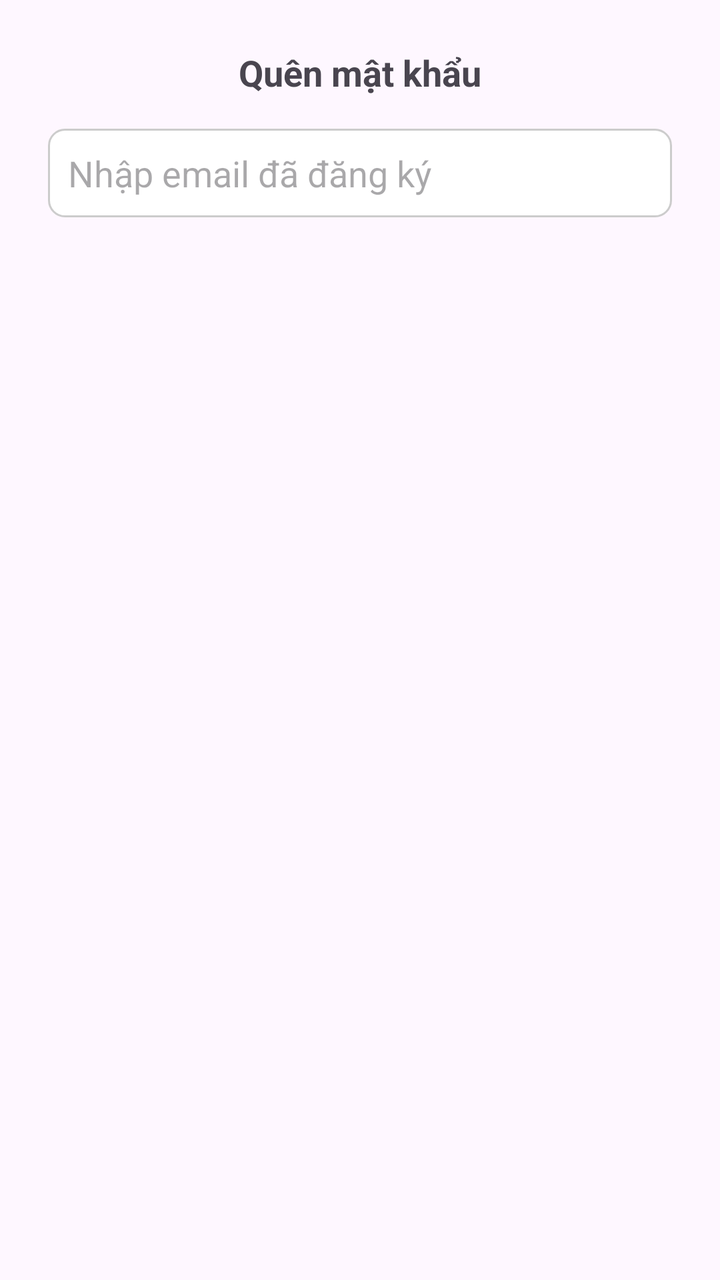
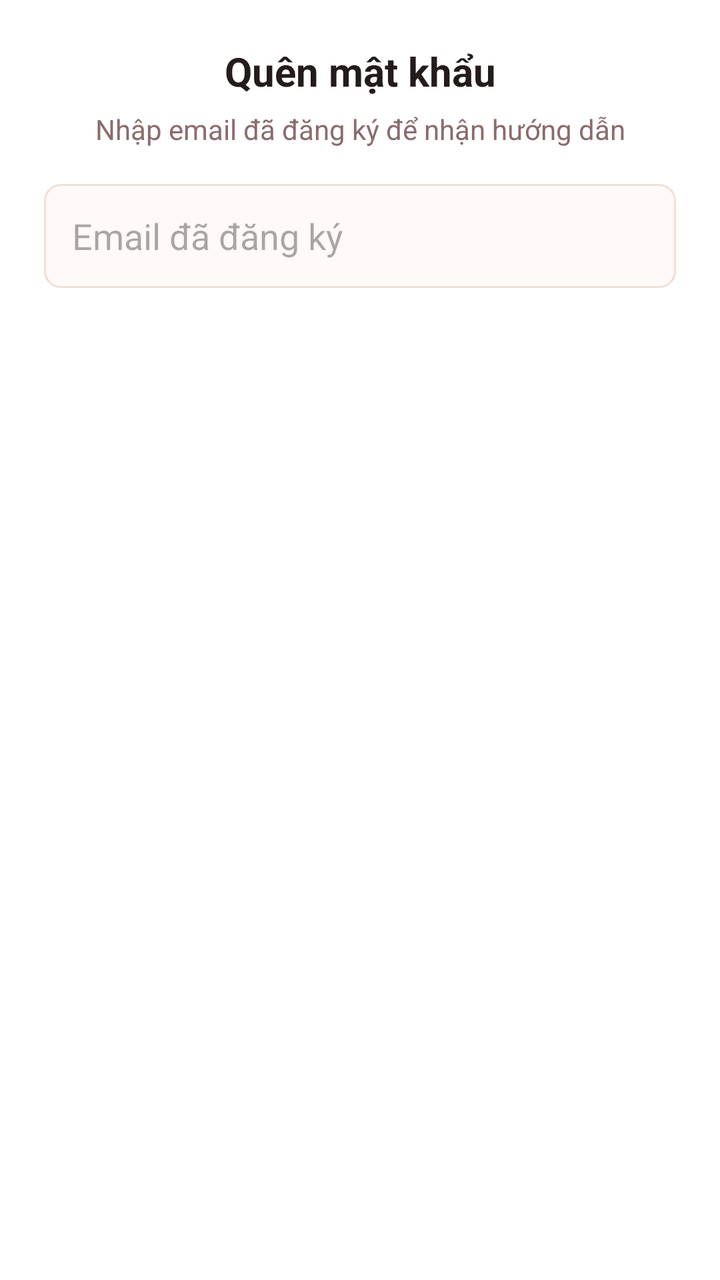

The first picture is an Android layout as it rendered before a commit; the second is the same layout after the commit. The layout source and the unified diff follow.
<!-- AndroidManifest.xml: application theme Theme.DanhGiaPhim -->
<!-- res/layout/dialog_forgot_password.xml -->
<?xml version="1.0" encoding="utf-8"?>
<LinearLayout xmlns:android="http://schemas.android.com/apk/res/android"
    android:layout_width="match_parent"
    android:layout_height="wrap_content"
    android:padding="24dp"
    android:orientation="vertical">

    <TextView
        android:id="@+id/tvForgotPasswordTitle"
        android:layout_width="wrap_content"
        android:layout_height="wrap_content"
        android:text="Quên mật khẩu"
        android:textSize="18sp"
        android:textStyle="bold"
        android:layout_gravity="center"
        android:paddingBottom="16dp" />

    <EditText
        android:id="@+id/edForgotEmail"
        android:layout_width="match_parent"
        android:layout_height="wrap_content"
        android:hint="Nhập email đã đăng ký"
        android:inputType="textEmailAddress"
        android:padding="10dp"
        android:background="@drawable/edittext_background" />

</LinearLayout>
<!-- resources referenced by this layout -->
<resources>
  <!-- drawable edittext_background (drawable) -->
  <shape xmlns:android="http://schemas.android.com/apk/res/android">
      <solid android:color="@android:color/white"/>
      <corners android:radius="8dp"/>
      <stroke android:width="1dp" android:color="#CCCCCC"/>
      <padding android:left="10dp" android:top="8dp" android:right="10dp" android:bottom="8dp"/>
  </shape>
  <style name="Theme.DanhGiaPhim" parent="Base.Theme.DanhGiaPhim" />
  <style name="Base.Theme.DanhGiaPhim" parent="Theme.Material3.DayNight.NoActionBar">
          
          
      </style>
</resources>

<!-- the commit's change to res/layout/dialog_forgot_password.xml (unified diff, before → after) -->
@@ -2,26 +2,38 @@
 <LinearLayout xmlns:android="http://schemas.android.com/apk/res/android"
     android:layout_width="match_parent"
     android:layout_height="wrap_content"
-    android:padding="24dp"
-    android:orientation="vertical">
+    android:background="@color/white"
+    android:orientation="vertical"
+    android:padding="22dp">
 
     <TextView
         android:id="@+id/tvForgotPasswordTitle"
-        android:layout_width="wrap_content"
+        android:layout_width="match_parent"
         android:layout_height="wrap_content"
+        android:gravity="center"
         android:text="Quên mật khẩu"
-        android:textSize="18sp"
-        android:textStyle="bold"
-        android:layout_gravity="center"
-        android:paddingBottom="16dp" />
+        android:textColor="@color/app_text"
+        android:textSize="20sp"
+        android:textStyle="bold" />
+
+    <TextView
+        android:layout_width="match_parent"
+        android:layout_height="wrap_content"
+        android:layout_marginTop="6dp"
+        android:gravity="center"
+        android:text="Nhập email đã đăng ký để nhận hướng dẫn"
+        android:textColor="@color/app_text_muted"
+        android:textSize="14sp" />
 
     <EditText
         android:id="@+id/edForgotEmail"
         android:layout_width="match_parent"
-        android:layout_height="wrap_content"
-        android:hint="Nhập email đã đăng ký"
+        android:layout_height="52dp"
+        android:layout_marginTop="18dp"
+        android:background="@drawable/bg_actor_form_input"
+        android:hint="Email đã đăng ký"
         android:inputType="textEmailAddress"
-        android:padding="10dp"
-        android:background="@drawable/edittext_background" />
-
+        android:maxLines="1"
+        android:paddingStart="14dp"
+        android:paddingEnd="14dp" />
 </LinearLayout>
<!-- resource entries referenced after the edit -->
@@ -1,12 +1,30 @@
 <!-- resources referenced by this layout -->
 <resources>
-  <!-- drawable edittext_background (drawable) -->
-  <shape xmlns:android="http://schemas.android.com/apk/res/android">
-      <solid android:color="@android:color/white"/>
-      <corners android:radius="8dp"/>
-      <stroke android:width="1dp" android:color="#CCCCCC"/>
-      <padding android:left="10dp" android:top="8dp" android:right="10dp" android:bottom="8dp"/>
-  </shape>
+  <color name="app_text">#241B1B</color>
+  <color name="app_text_muted">#8B6C6C</color>
+  <color name="white">#FFFFFFFF</color>
+  <!-- drawable bg_actor_form_input (drawable) -->
+  <?xml version="1.0" encoding="utf-8"?>
+  <selector xmlns:android="http://schemas.android.com/apk/res/android">
+      <item android:state_focused="true">
+          <shape android:shape="rectangle">
+              <solid android:color="#FFFFFF" />
+              <stroke
+                  android:width="2dp"
+                  android:color="#E85D5C" />
+              <corners android:radius="8dp" />
+          </shape>
+      </item>
+      <item>
+          <shape android:shape="rectangle">
+              <solid android:color="#FFF9F8" />
+              <stroke
+                  android:width="1dp"
+                  android:color="#F0DEDA" />
+              <corners android:radius="8dp" />
+          </shape>
+      </item>
+  </selector>
   <style name="Theme.DanhGiaPhim" parent="Base.Theme.DanhGiaPhim" />
   <style name="Base.Theme.DanhGiaPhim" parent="Theme.Material3.DayNight.NoActionBar">
           
